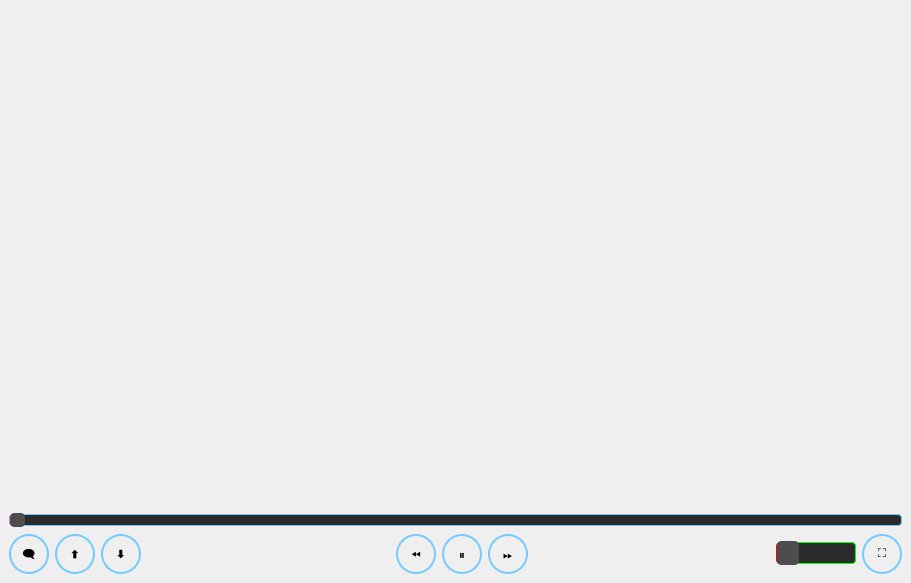
Old version of the form assets/player.ui in the repository Delamox/ytQt.
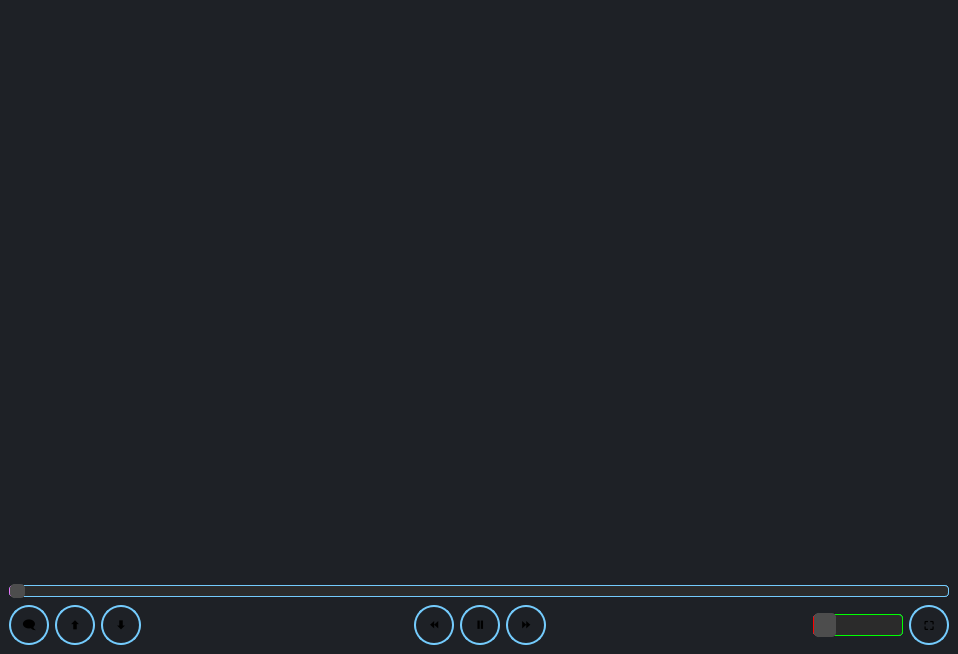
New version of the form.

```diff
--- a/assets/player.ui
+++ b/assets/player.ui
@@ -6,13 +6,16 @@
    <rect>
     <x>0</x>
     <y>0</y>
-    <width>911</width>
-    <height>583</height>
+    <width>958</width>
+    <height>654</height>
    </rect>
   </property>
   <property name="windowTitle">
    <string notr="true">ytQt player</string>
   </property>
+  <property name="styleSheet">
+   <string notr="true">background-color: rgb(30, 33, 38);</string>
+  </property>
   <widget class="QWidget" name="centralwidget">
    <layout class="QGridLayout" name="gridLayout">
     <item row="2" column="4">
@@ -30,6 +33,12 @@
     </item>
     <item row="2" column="6">
      <widget class="QPushButton" name="pauseButton">
+      <property name="sizePolicy">
+       <sizepolicy hsizetype="Fixed" vsizetype="Fixed">
+        <horstretch>0</horstretch>
+        <verstretch>0</verstretch>
+       </sizepolicy>
+      </property>
       <property name="minimumSize">
        <size>
         <width>40</width>
@@ -42,6 +51,12 @@
         <height>40</height>
        </size>
       </property>
+      <property name="font">
+       <font>
+        <weight>75</weight>
+        <bold>true</bold>
+       </font>
+      </property>
       <property name="cursor">
        <cursorShape>PointingHandCursor</cursorShape>
       </property>
@@ -72,6 +87,12 @@
     </item>
     <item row="2" column="5">
      <widget class="QPushButton" name="rewindButton">
+      <property name="sizePolicy">
+       <sizepolicy hsizetype="Fixed" vsizetype="Fixed">
+        <horstretch>0</horstretch>
+        <verstretch>0</verstretch>
+       </sizepolicy>
+      </property>
       <property name="minimumSize">
        <size>
         <width>40</width>
@@ -84,6 +105,12 @@
         <height>40</height>
        </size>
       </property>
+      <property name="font">
+       <font>
+        <weight>75</weight>
+        <bold>true</bold>
+       </font>
+      </property>
       <property name="cursor">
        <cursorShape>PointingHandCursor</cursorShape>
       </property>
@@ -127,6 +154,12 @@
     </item>
     <item row="2" column="10">
      <widget class="QPushButton" name="fullscreenButton">
+      <property name="sizePolicy">
+       <sizepolicy hsizetype="Fixed" vsizetype="Fixed">
+        <horstretch>0</horstretch>
+        <verstretch>0</verstretch>
+       </sizepolicy>
+      </property>
       <property name="minimumSize">
        <size>
         <width>40</width>
@@ -139,6 +172,12 @@
         <height>40</height>
        </size>
       </property>
+      <property name="font">
+       <font>
+        <weight>75</weight>
+        <bold>true</bold>
+       </font>
+      </property>
       <property name="cursor">
        <cursorShape>PointingHandCursor</cursorShape>
       </property>
@@ -169,6 +208,12 @@
     </item>
     <item row="2" column="2">
      <widget class="QPushButton" name="dislikeButton">
+      <property name="sizePolicy">
+       <sizepolicy hsizetype="Fixed" vsizetype="Fixed">
+        <horstretch>0</horstretch>
+        <verstretch>0</verstretch>
+       </sizepolicy>
+      </property>
       <property name="minimumSize">
        <size>
         <width>40</width>
@@ -181,6 +226,12 @@
         <height>40</height>
        </size>
       </property>
+      <property name="font">
+       <font>
+        <weight>75</weight>
+        <bold>true</bold>
+       </font>
+      </property>
       <property name="cursor">
        <cursorShape>PointingHandCursor</cursorShape>
       </property>
@@ -227,6 +278,12 @@
     </item>
     <item row="2" column="0">
      <widget class="QPushButton" name="commentButton">
+      <property name="sizePolicy">
+       <sizepolicy hsizetype="Fixed" vsizetype="Fixed">
+        <horstretch>0</horstretch>
+        <verstretch>0</verstretch>
+       </sizepolicy>
+      </property>
       <property name="minimumSize">
        <size>
         <width>40</width>
@@ -239,6 +296,12 @@
         <height>40</height>
        </size>
       </property>
+      <property name="font">
+       <font>
+        <weight>75</weight>
+        <bold>true</bold>
+       </font>
+      </property>
       <property name="cursor">
        <cursorShape>PointingHandCursor</cursorShape>
       </property>
@@ -269,6 +332,9 @@
     </item>
     <item row="1" column="0" colspan="11">
      <widget class="QSlider" name="videoSlider">
+      <property name="enabled">
+       <bool>true</bool>
+      </property>
       <property name="focusPolicy">
        <enum>Qt::NoFocus</enum>
       </property>
@@ -343,14 +409,14 @@
      <widget class="QSlider" name="volumeSlider">
       <property name="minimumSize">
        <size>
-        <width>80</width>
-        <height>0</height>
+        <width>90</width>
+        <height>40</height>
        </size>
       </property>
       <property name="maximumSize">
        <size>
-        <width>80</width>
-        <height>16777215</height>
+        <width>90</width>
+        <height>40</height>
        </size>
       </property>
       <property name="focusPolicy">
@@ -415,9 +481,6 @@
       <property name="invertedControls">
        <bool>false</bool>
       </property>
-      <property name="tickPosition">
-       <enum>QSlider::TicksBothSides</enum>
-      </property>
       <property name="tickInterval">
        <number>1</number>
       </property>
@@ -425,6 +488,12 @@
     </item>
     <item row="2" column="7">
      <widget class="QPushButton" name="fastforwardButton">
+      <property name="sizePolicy">
+       <sizepolicy hsizetype="Fixed" vsizetype="Fixed">
+        <horstretch>0</horstretch>
+        <verstretch>0</verstretch>
+       </sizepolicy>
+      </property>
       <property name="minimumSize">
        <size>
         <width>40</width>
@@ -437,6 +506,12 @@
         <height>40</height>
        </size>
       </property>
+      <property name="font">
+       <font>
+        <weight>75</weight>
+        <bold>true</bold>
+       </font>
+      </property>
       <property name="cursor">
        <cursorShape>PointingHandCursor</cursorShape>
       </property>
@@ -467,6 +542,12 @@
     </item>
     <item row="2" column="1">
      <widget class="QPushButton" name="likeButton">
+      <property name="sizePolicy">
+       <sizepolicy hsizetype="Fixed" vsizetype="Fixed">
+        <horstretch>0</horstretch>
+        <verstretch>0</verstretch>
+       </sizepolicy>
+      </property>
       <property name="minimumSize">
        <size>
         <width>40</width>
@@ -479,6 +560,12 @@
         <height>40</height>
        </size>
       </property>
+      <property name="font">
+       <font>
+        <weight>75</weight>
+        <bold>true</bold>
+       </font>
+      </property>
       <property name="cursor">
        <cursorShape>PointingHandCursor</cursorShape>
       </property>
```
